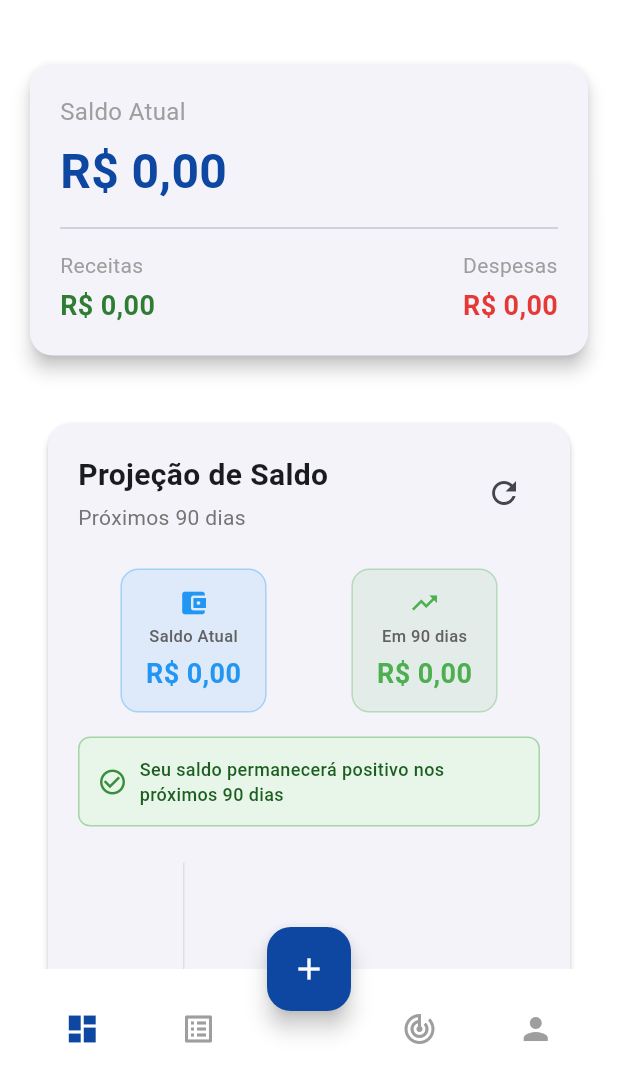
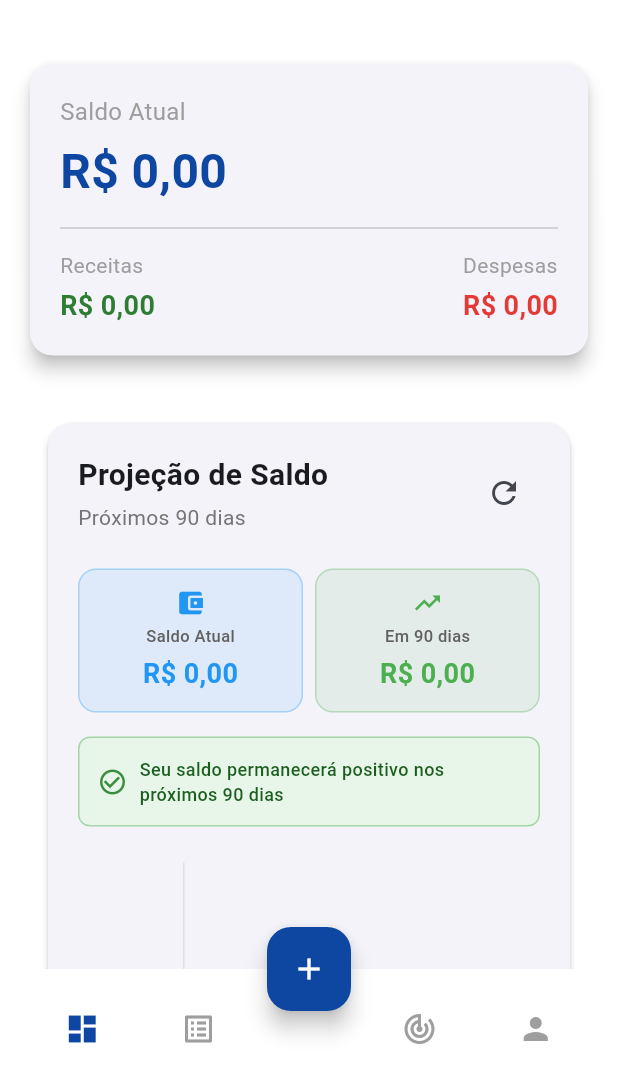
Before and after one commit to ChristianSRocha/horizon_finance, a Flutter app: the DashboardScreen screen opened directly, on a phone screen of 412 x 824 dp, the part 147-1236 px from its top. Run offline on Flutter 3.47's test engine with Material 3 defaults, Android fonts, the light colour scheme and no system bars; drawn by our look-alikes of fl_chart; our stand-ins replace flutter_riverpod, freezed_annotation, supabase_flutter; missing offline and left inert: gotrue; accounts and stored records are empty.

Commit message:
FiX: utilizando expanded no width para impedir overflow

```diff
--- a/lib/features/projectionPoint/services/dashboard_service.dart
+++ b/lib/features/projectionPoint/services/dashboard_service.dart
@@ -4,7 +4,6 @@ import '../models/projection_point.dart';
 class DashboardService {
   final _supabase = Supabase.instance.client;
 
-  /// Busca o saldo atual calculando todas as transações do usuário
   Future<double> getCurrentBalance() async {
     try {
       final userId = _supabase.auth.currentUser?.id;
--- a/lib/widgets/projection_chart_card.dart
+++ b/lib/widgets/projection_chart_card.dart
@@ -156,17 +156,24 @@ class _ProjectionChartCardState extends ConsumerState<ProjectionChartCard> {
         Row(
           mainAxisAlignment: MainAxisAlignment.spaceAround,
           children: [
+            Expanded(
+            child:
             _buildIndicator(
               'Saldo Atual',
               currencyFormat.format(firstBalance),
               Colors.blue,
               Icons.account_balance_wallet,
             ),
+            ),
+            const SizedBox(width: 8),
+            Expanded(
+              child:
             _buildIndicator(
               'Em 90 dias',
               currencyFormat.format(lastBalance),
               lastBalance < 0 ? Colors.red : Colors.green,
               lastBalance < 0 ? Icons.trending_down : Icons.trending_up,
+            ),
             ),
           ],
         ),
```
